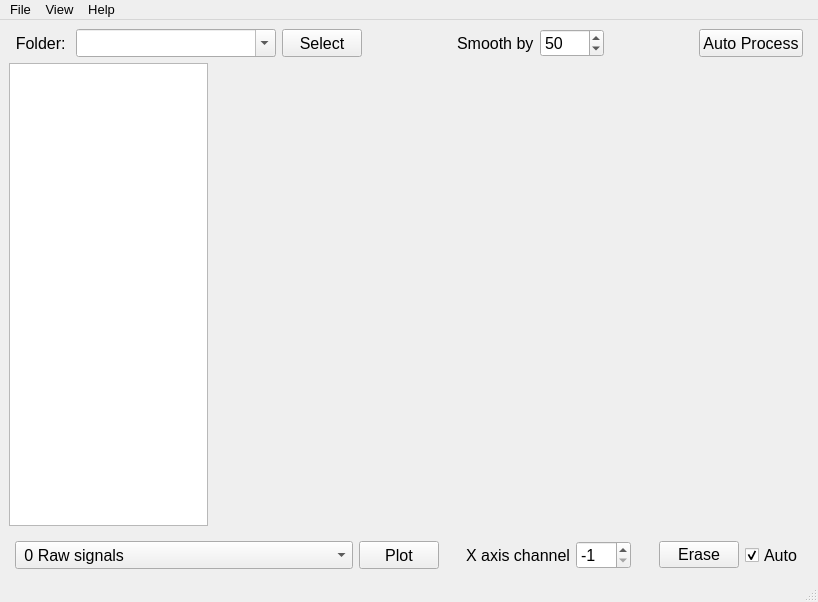
Qt form emittance/Emittance1.ui (salinsalins/EmittanceSignals) before a commit.
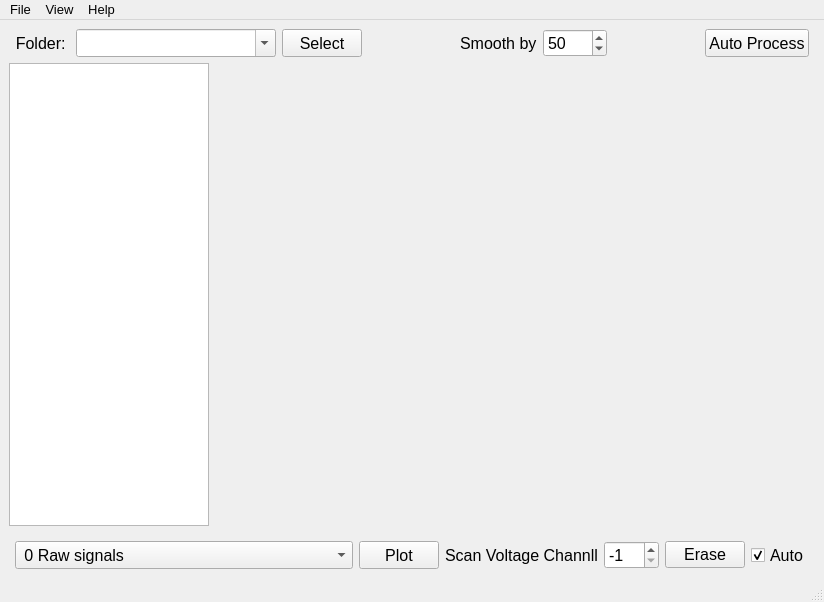
The same form after that commit. Custom widgets are drawn as their Qt base class.

What changed in the file:
```diff
--- a/emittance/Emittance1.ui
+++ b/emittance/Emittance1.ui
@@ -627,7 +627,7 @@
             <enum>QFrame::NoFrame</enum>
            </property>
            <property name="text">
-            <string>X axis channel</string>
+            <string>Scan Voltage Channll</string>
            </property>
           </widget>
          </item>
```
